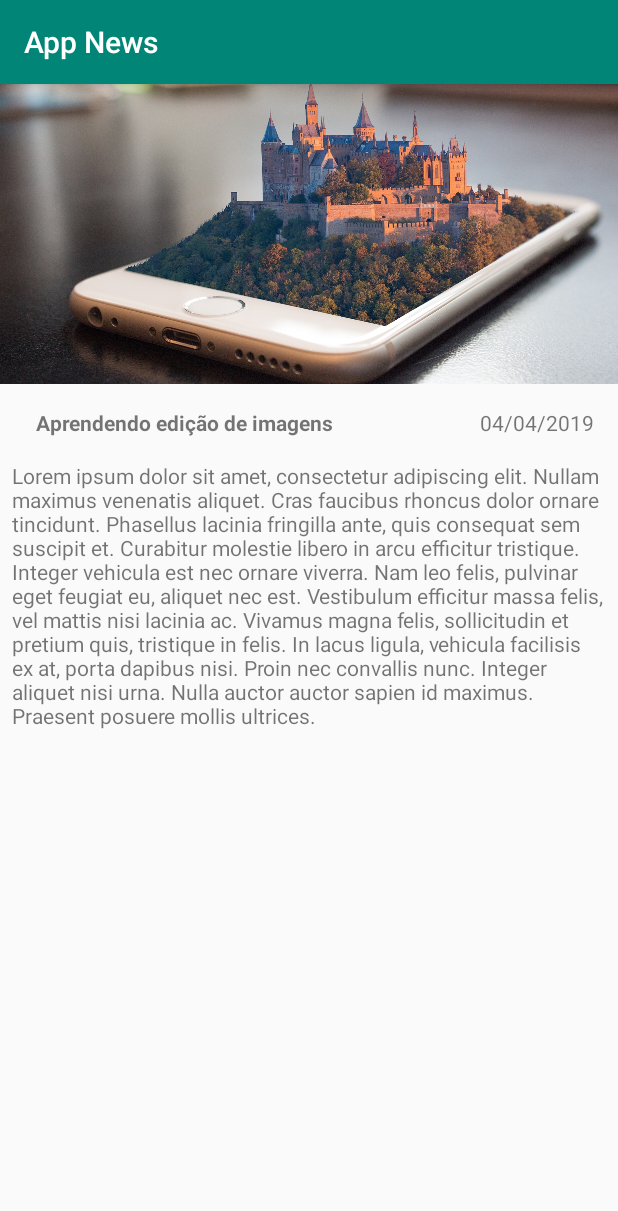
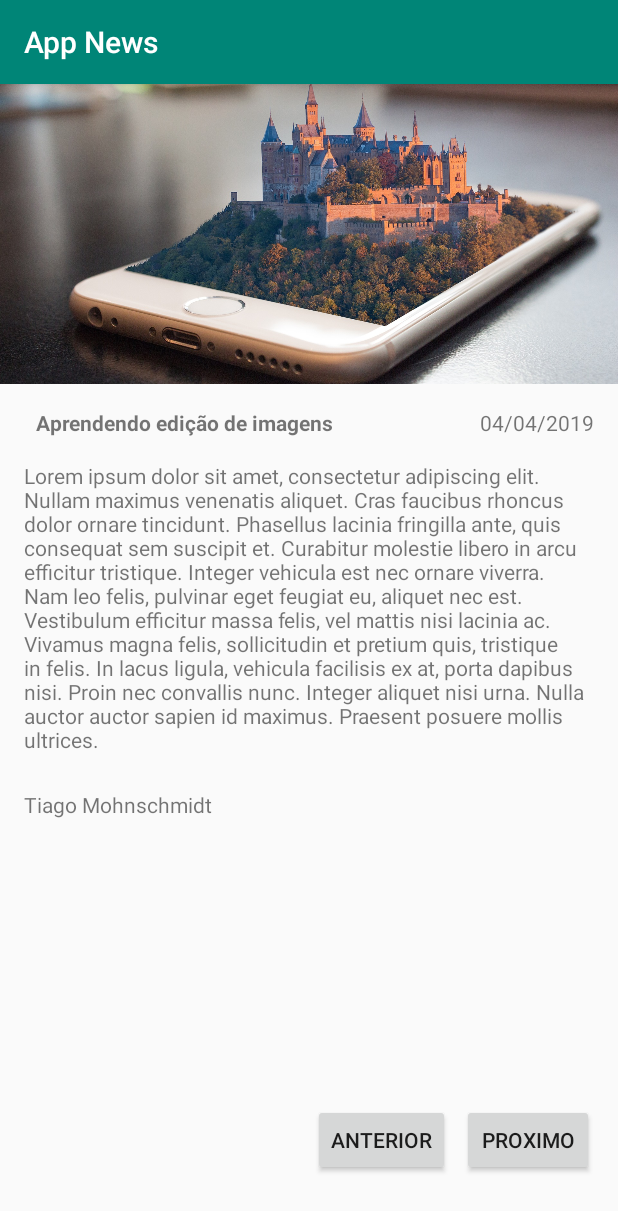
Before and after one commit to nazzog/AndroidApps, an Android app: the screen it shows after launch (MainActivity), on a phone screen of 412 x 824 dp. Shown: the top 1211 px of the screen. Run offline under Robolectric (Android 15) with nearby library versions, the phone set to English and light mode, and no system bars.

Commit message:
Adicionado um ScrollView e Botões

```diff
--- a/AppNews/app/src/main/res/layout/activity_main.xml
+++ b/AppNews/app/src/main/res/layout/activity_main.xml
@@ -1,7 +1,13 @@
 <?xml version="1.0" encoding="utf-8"?>
-<android.support.constraint.ConstraintLayout xmlns:android="http://schemas.android.com/apk/res/android"
+
+<ScrollView
+    xmlns:android="http://schemas.android.com/apk/res/android"
     xmlns:app="http://schemas.android.com/apk/res-auto"
     xmlns:tools="http://schemas.android.com/tools"
+    android:layout_width="match_parent"
+    android:layout_height="match_parent"
+    android:fillViewport="true">
+    <android.support.constraint.ConstraintLayout
         android:layout_width="match_parent"
         android:layout_height="match_parent"
         tools:context=".MainActivity" >
@@ -40,13 +46,53 @@
             android:id="@+id/textView3"
             android:layout_width="0dp"
             android:layout_height="wrap_content"
-        android:layout_marginStart="8dp"
+            android:layout_marginStart="16dp"
             android:layout_marginTop="16dp"
-        android:layout_marginEnd="8dp"
+            android:layout_marginEnd="16dp"
             android:text="Lorem ipsum dolor sit amet, consectetur adipiscing elit. Nullam maximus venenatis aliquet. Cras faucibus rhoncus dolor ornare tincidunt. Phasellus lacinia fringilla ante, quis consequat sem suscipit et. Curabitur molestie libero in arcu efficitur tristique. Integer vehicula est nec ornare viverra. Nam leo felis, pulvinar eget feugiat eu, aliquet nec est. Vestibulum efficitur massa felis, vel mattis nisi lacinia ac. Vivamus magna felis, sollicitudin et pretium quis, tristique in felis. In lacus ligula, vehicula facilisis ex at, porta dapibus nisi. Proin nec convallis nunc. Integer aliquet nisi urna. Nulla auctor auctor sapien id maximus. Praesent posuere mollis ultrices."
             android:textAlignment="textStart"
             android:textSize="14sp"
             app:layout_constraintEnd_toEndOf="parent"
             app:layout_constraintStart_toStartOf="parent"
             app:layout_constraintTop_toBottomOf="@+id/textView" />
+
+        <Button
+            android:id="@+id/button"
+            android:layout_width="wrap_content"
+            android:layout_height="wrap_content"
+            android:layout_marginTop="16dp"
+            android:layout_marginEnd="16dp"
+            android:layout_marginBottom="16dp"
+            android:text="Proximo"
+            app:layout_constraintBottom_toBottomOf="parent"
+            app:layout_constraintEnd_toEndOf="parent"
+            app:layout_constraintTop_toBottomOf="@+id/textView3"
+            app:layout_constraintVertical_bias="0.9" />
+
+        <Button
+            android:id="@+id/button2"
+            android:layout_width="wrap_content"
+            android:layout_height="wrap_content"
+            android:layout_marginTop="16dp"
+            android:layout_marginEnd="8dp"
+            android:layout_marginBottom="16dp"
+            android:text="Anterior"
+            app:layout_constraintBottom_toBottomOf="parent"
+            app:layout_constraintEnd_toStartOf="@+id/button"
+            app:layout_constraintTop_toBottomOf="@+id/textView3"
+            app:layout_constraintVertical_bias="0.9" />
+
+        <TextView
+            android:id="@+id/textView4"
+            android:layout_width="wrap_content"
+            android:layout_height="wrap_content"
+            android:layout_marginStart="16dp"
+            android:layout_marginTop="24dp"
+            android:layout_marginBottom="24dp"
+            android:text="Tiago Mohnschmidt"
+            app:layout_constraintBottom_toBottomOf="parent"
+            app:layout_constraintStart_toStartOf="parent"
+            app:layout_constraintTop_toBottomOf="@+id/textView3"
+            app:layout_constraintVertical_bias="0.0" />
     </android.support.constraint.ConstraintLayout>
+</ScrollView>
```
Lines whose indentation alone changed are shown as unchanged.
